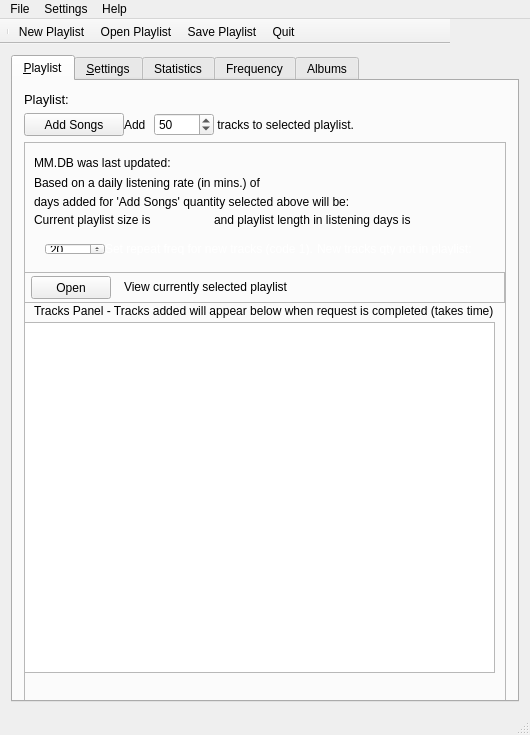
First picture: the form in src/archsimian.ui, repository Harpo3/archsimian, before the edit.
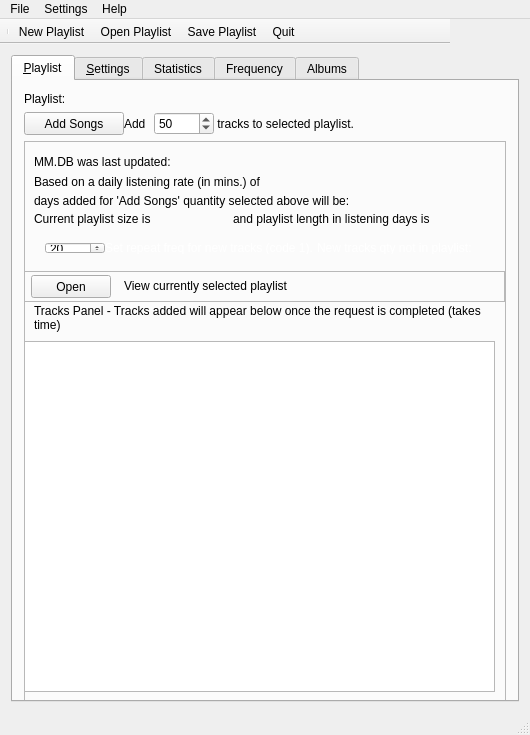
Second picture: the form after the edit. Icons and pictures are not drawn.

Commit message: Formatting changes to ui. Comment deletions in code.

```diff
--- a/src/archsimian.ui
+++ b/src/archsimian.ui
@@ -116,7 +116,7 @@
            <widget class="QLabel" name="setgetplaylistLabel">
             <property name="font">
              <font>
-              <pointsize>10</pointsize>
+              <pointsize>9</pointsize>
               <weight>50</weight>
               <bold>false</bold>
              </font>
@@ -290,7 +290,7 @@
             <rect>
              <x>10</x>
              <y>70</y>
-             <width>181</width>
+             <width>194</width>
              <height>16</height>
             </rect>
            </property>
@@ -301,9 +301,9 @@
           <widget class="QLabel" name="playlistdaysLabel">
            <property name="geometry">
             <rect>
-             <x>190</x>
+             <x>209</x>
              <y>70</y>
-             <width>271</width>
+             <width>251</width>
              <height>16</height>
             </rect>
            </property>
@@ -437,7 +437,7 @@
            <property name="geometry">
             <rect>
              <x>0</x>
-             <y>180</y>
+             <y>200</y>
              <width>471</width>
              <height>351</height>
             </rect>
@@ -455,14 +455,17 @@
              <x>10</x>
              <y>161</y>
              <width>461</width>
-             <height>16</height>
+             <height>32</height>
             </rect>
            </property>
            <property name="toolTip">
             <string>The more tracks added the longer it takes to add tracks. When all tracks have been added, all tracks will appear in the panel below. Please be patient.</string>
            </property>
            <property name="text">
-            <string>Tracks Panel - Tracks added will appear below when request is completed (takes time)</string>
+            <string>Tracks Panel - Tracks added will appear below once the request is completed (takes time)</string>
+           </property>
+           <property name="wordWrap">
+            <bool>true</bool>
            </property>
           </widget>
           <widget class="QFrame" name="viewplaylistlayout">
```
Left out of the diff: 4 changed lines with no effect on the pictures. The commit also changes 3 other files.
